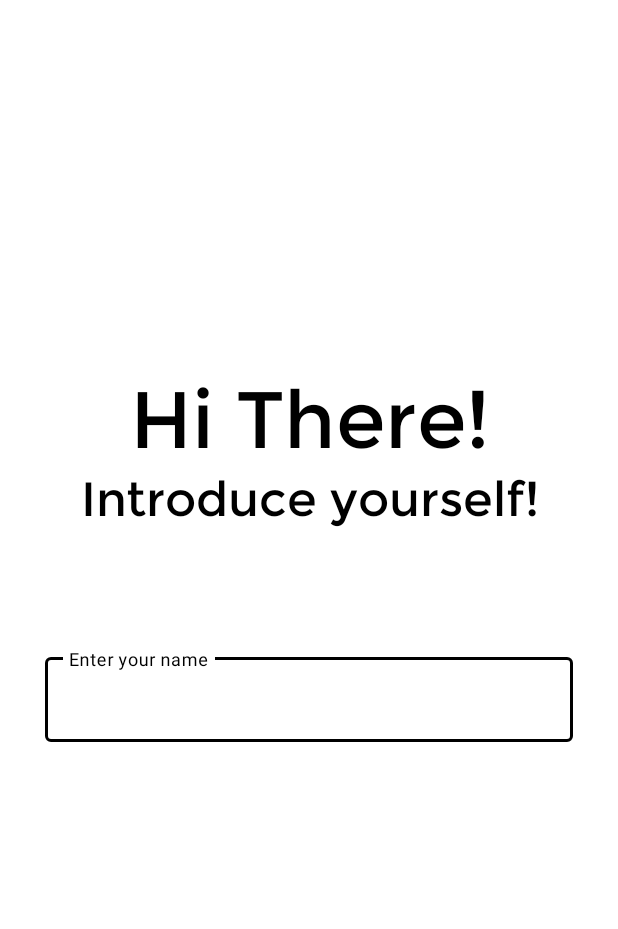
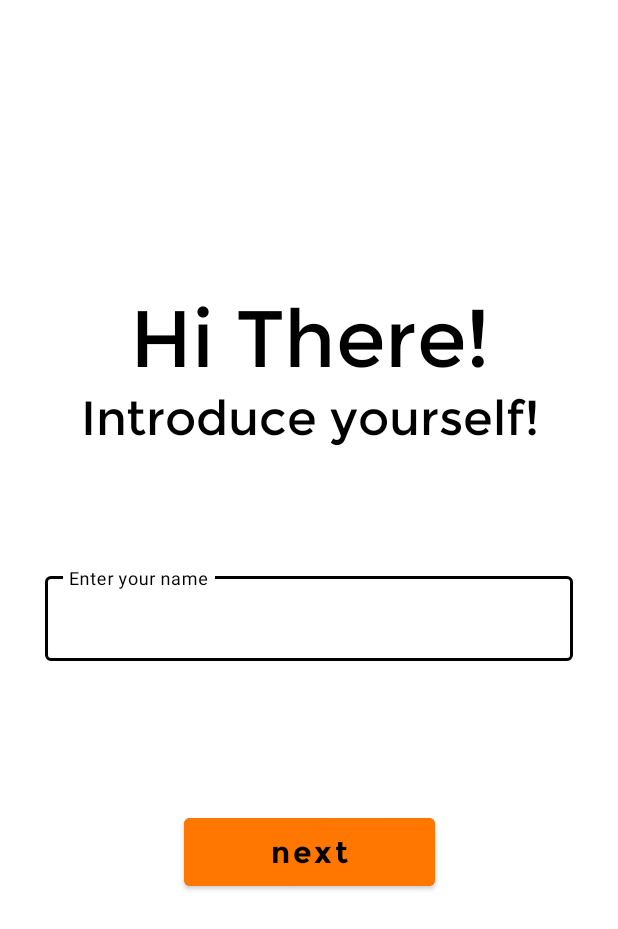
Before and after one commit to Adrito-M/FitnessAid, an Android app: the screen it shows after launch (Screen2), on a phone screen of 412 x 824 dp. Shown: the top 929 px of the screen. Run offline under Robolectric (Android 15) with nearby library versions, the phone set to English and light mode, and no system bars.

Commit message:
Welcome screen Ready

```diff
--- a/app/src/main/res/layout/activity_screen2.xml
+++ b/app/src/main/res/layout/activity_screen2.xml
@@ -18,10 +18,9 @@
         android:textSize="53sp"
         app:layout_constraintBottom_toBottomOf="parent"
         app:layout_constraintEnd_toEndOf="parent"
-        app:layout_constraintHorizontal_bias="0.0"
         app:layout_constraintStart_toStartOf="parent"
         app:layout_constraintTop_toTopOf="parent"
-        app:layout_constraintVertical_bias="0.31" />
+        app:layout_constraintVertical_bias="0.233" />
 
     <TextView
         android:id="@+id/textView3"
@@ -60,5 +59,25 @@
 
     </com.google.android.material.textfield.TextInputLayout>
 
+    <Button
+        android:id="@+id/button"
+        android:layout_width="167dp"
+        android:layout_height="57dp"
+        android:backgroundTint="#FF7600"
+        android:bottomLeftRadius="40dp"
+        android:bottomRightRadius="40dp"
+        android:fontFamily="@font/montserratbold"
+        android:text="next"
+        android:textAllCaps="false"
+        android:textColor="@color/black"
+        android:textSize="20dp"
+        android:topLeftRadius="40dp"
+        android:topRightRadius="40dp"
+        app:layout_constraintBottom_toBottomOf="parent"
+        app:layout_constraintEnd_toEndOf="parent"
+        app:layout_constraintStart_toStartOf="parent"
+        app:layout_constraintTop_toBottomOf="@+id/filledTextField"
+        app:layout_constraintVertical_bias="0.334" />
+
 
 </androidx.constraintlayout.widget.ConstraintLayout>
```
